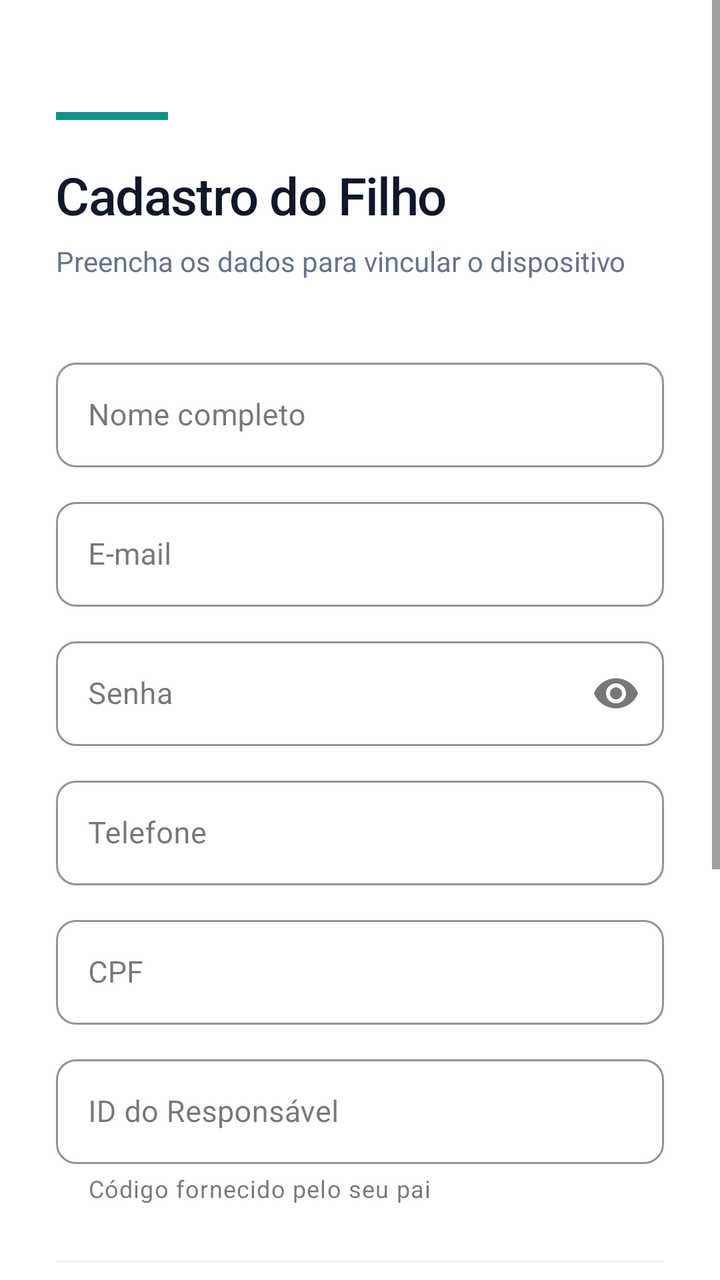
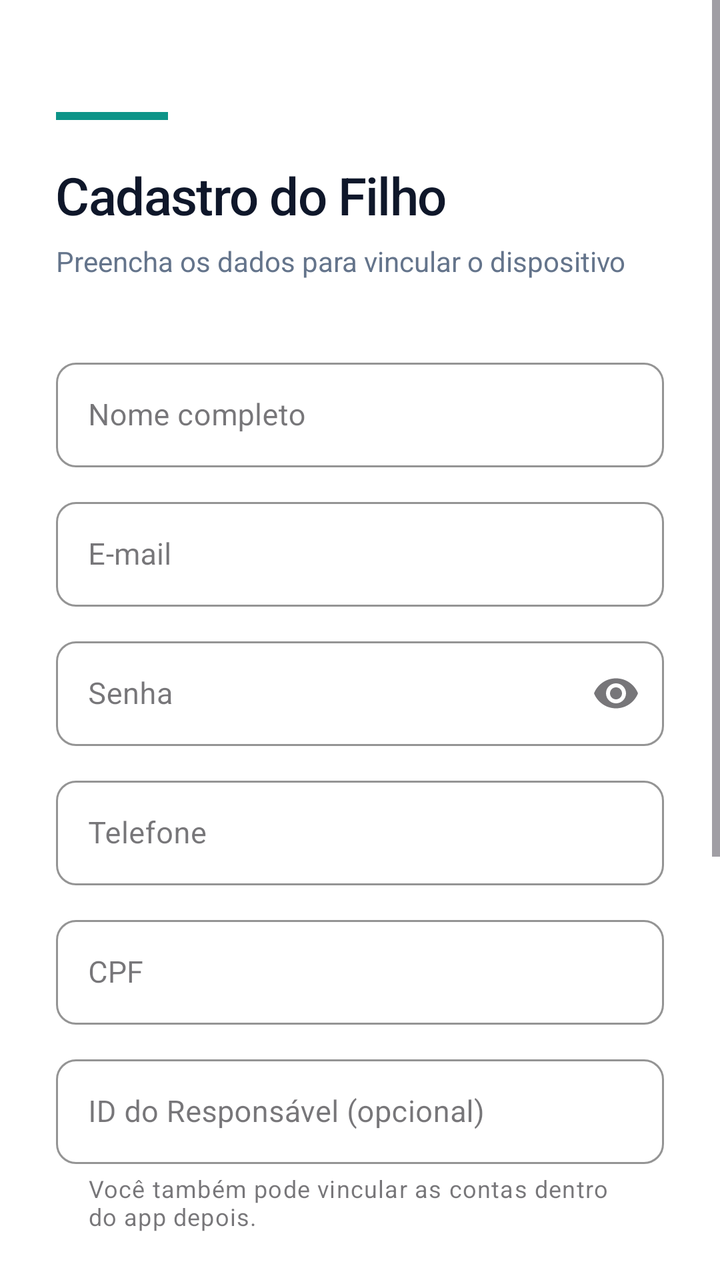

Compare the two renders of this Android layout. The source of the first and the diff that turns it into the second are given below.
<!-- AndroidManifest.xml: application theme Theme.Supervisionador -->
<!-- res/layout/activity_registro_filho.xml -->
<?xml version="1.0" encoding="utf-8"?>
<ScrollView xmlns:android="http://schemas.android.com/apk/res/android"
    xmlns:app="http://schemas.android.com/apk/res-auto"
    android:layout_width="match_parent"
    android:layout_height="match_parent"
    android:fillViewport="true"
    android:background="@color/white">

    <androidx.constraintlayout.widget.ConstraintLayout
        android:layout_width="match_parent"
        android:layout_height="wrap_content"
        android:paddingHorizontal="28dp"
        android:paddingTop="56dp"
        android:paddingBottom="40dp">

        <View
            android:id="@+id/viewAccent"
            android:layout_width="56dp"
            android:layout_height="4dp"
            android:background="@color/brand_teal"
            app:layout_constraintStart_toStartOf="parent"
            app:layout_constraintTop_toTopOf="parent" />

        <TextView
            android:id="@+id/lblCadastro"
            android:layout_width="0dp"
            android:layout_height="wrap_content"
            android:layout_marginTop="20dp"
            android:text="Cadastro do Filho"
            android:textColor="@color/slate_900"
            android:textSize="26sp"
            android:letterSpacing="-0.02"
            android:fontFamily="sans-serif-medium"
            app:layout_constraintEnd_toEndOf="parent"
            app:layout_constraintStart_toStartOf="parent"
            app:layout_constraintTop_toBottomOf="@id/viewAccent" />

        <TextView
            android:id="@+id/txtSubtitulo"
            android:layout_width="0dp"
            android:layout_height="wrap_content"
            android:layout_marginTop="6dp"
            android:text="Preencha os dados para vincular o dispositivo"
            android:textColor="@color/slate_500"
            android:textSize="14sp"
            app:layout_constraintEnd_toEndOf="parent"
            app:layout_constraintStart_toStartOf="parent"
            app:layout_constraintTop_toBottomOf="@id/lblCadastro" />

        <LinearLayout
            android:id="@+id/containerCampos"
            android:layout_width="0dp"
            android:layout_height="wrap_content"
            android:layout_marginTop="24dp"
            android:orientation="vertical"
            app:layout_constraintEnd_toEndOf="parent"
            app:layout_constraintStart_toStartOf="parent"
            app:layout_constraintTop_toBottomOf="@id/txtSubtitulo">

            <include
                android:id="@+id/layoutCamposComuns"
                layout="@layout/layout_campos_comuns_registro" />

            <com.google.android.material.textfield.TextInputLayout
                android:id="@+id/layoutIDResponsavel"
                style="@style/Widget.EagleEyes.TextInputLayout"
                android:layout_width="match_parent"
                android:layout_height="wrap_content"
                android:hint="ID do Responsável"
                app:helperText="Código fornecido pelo seu pai">
                <com.google.android.material.textfield.TextInputEditText
                    android:id="@+id/edtIDResponsavel"
                    style="@style/Widget.EagleEyes.TextInputEditText"
                    android:layout_width="match_parent"
                    android:layout_height="wrap_content"
                    android:inputType="text" />
            </com.google.android.material.textfield.TextInputLayout>
        </LinearLayout>

        <View
            android:id="@+id/dividerGenero"
            android:layout_width="0dp"
            android:layout_height="1dp"
            android:layout_marginTop="28dp"
            android:background="@color/slate_100"
            app:layout_constraintEnd_toEndOf="parent"
            app:layout_constraintStart_toStartOf="parent"
            app:layout_constraintTop_toBottomOf="@id/containerCampos" />

        <TextView
            android:id="@+id/lblGenero"
            android:layout_width="wrap_content"
            android:layout_height="wrap_content"
            android:layout_marginTop="20dp"
            android:text="Gênero"
            android:textColor="@color/slate_900"
            android:textSize="14sp"
            android:fontFamily="sans-serif-medium"
            app:layout_constraintStart_toStartOf="parent"
            app:layout_constraintTop_toBottomOf="@id/dividerGenero" />

        <RadioGroup
            android:id="@+id/rgGenero"
            android:layout_width="0dp"
            android:layout_height="wrap_content"
            android:layout_marginTop="10dp"
            android:orientation="horizontal"
            app:layout_constraintEnd_toEndOf="parent"
            app:layout_constraintStart_toStartOf="parent"
            app:layout_constraintTop_toBottomOf="@id/lblGenero">

            <RadioButton
                android:id="@+id/rbMasculino"
                android:layout_width="wrap_content"
                android:layout_height="wrap_content"
                android:text="Masculino" />

            <RadioButton
                android:id="@+id/rbFeminino"
                android:layout_width="wrap_content"
                android:layout_height="wrap_content"
                android:layout_marginStart="20dp"
                android:text="Feminino" />

            <RadioButton
                android:id="@+id/rbOutro"
                android:layout_width="wrap_content"
                android:layout_height="wrap_content"
                android:layout_marginStart="20dp"
                android:text="Outro" />
        </RadioGroup>

        <com.google.android.material.button.MaterialButton
            android:id="@+id/btnCadastrar"
            style="@style/Widget.EagleEyes.Button"
            android:layout_width="0dp"
            android:layout_height="54dp"
            android:layout_marginTop="36dp"
            android:backgroundTint="@color/brand_teal"
            android:text="Finalizar cadastro"
            app:layout_constraintEnd_toEndOf="parent"
            app:layout_constraintStart_toStartOf="parent"
            app:layout_constraintTop_toBottomOf="@id/rgGenero" />

        <com.google.android.material.button.MaterialButton
            android:id="@+id/btnVoltar"
            style="@style/Widget.MaterialComponents.Button.TextButton"
            android:layout_width="wrap_content"
            android:layout_height="wrap_content"
            android:layout_marginTop="12dp"
            android:layout_marginBottom="24dp"
            android:text="Voltar"
            android:textAllCaps="false"
            android:textColor="@color/slate_400"
            android:textSize="14sp"
            app:layout_constraintBottom_toBottomOf="parent"
            app:layout_constraintEnd_toEndOf="parent"
            app:layout_constraintStart_toStartOf="parent"
            app:layout_constraintTop_toBottomOf="@id/btnCadastrar" />

        <ProgressBar
            android:id="@+id/progressBar"
            android:layout_width="wrap_content"
            android:layout_height="wrap_content"
            android:visibility="gone"
            app:layout_constraintBottom_toBottomOf="parent"
            app:layout_constraintEnd_toEndOf="parent"
            app:layout_constraintStart_toStartOf="parent"
            app:layout_constraintTop_toTopOf="parent" />

    </androidx.constraintlayout.widget.ConstraintLayout>
</ScrollView>
<!-- res/layout/layout_campos_comuns_registro.xml (included above) -->
<?xml version="1.0" encoding="utf-8"?>
<LinearLayout xmlns:android="http://schemas.android.com/apk/res/android"
    xmlns:app="http://schemas.android.com/apk/res-auto"
    android:layout_width="match_parent"
    android:layout_height="wrap_content"
    android:orientation="vertical">

    <com.google.android.material.textfield.TextInputLayout
        android:id="@+id/layoutNome"
        style="@style/Widget.EagleEyes.TextInputLayout"
        android:layout_width="match_parent"
        android:layout_height="wrap_content"
        android:hint="Nome completo">

        <com.google.android.material.textfield.TextInputEditText
            android:id="@+id/edtNome"
            style="@style/Widget.EagleEyes.TextInputEditText"
            android:layout_width="match_parent"
            android:layout_height="wrap_content"
            android:inputType="textPersonName" />
    </com.google.android.material.textfield.TextInputLayout>

    <com.google.android.material.textfield.TextInputLayout
        android:id="@+id/layoutEmail"
        style="@style/Widget.EagleEyes.TextInputLayout"
        android:layout_width="match_parent"
        android:layout_height="wrap_content"
        android:hint="E-mail">

        <com.google.android.material.textfield.TextInputEditText
            android:id="@+id/edtEmail"
            style="@style/Widget.EagleEyes.TextInputEditText"
            android:layout_width="match_parent"
            android:layout_height="wrap_content"
            android:inputType="textEmailAddress" />
    </com.google.android.material.textfield.TextInputLayout>

    <com.google.android.material.textfield.TextInputLayout
        android:id="@+id/layoutSenha"
        style="@style/Widget.EagleEyes.TextInputLayout"
        android:layout_width="match_parent"
        android:layout_height="wrap_content"
        android:hint="Senha"
        app:endIconMode="password_toggle">

        <com.google.android.material.textfield.TextInputEditText
            android:id="@+id/edtSenha"
            style="@style/Widget.EagleEyes.TextInputEditText"
            android:layout_width="match_parent"
            android:layout_height="wrap_content"
            android:inputType="textPassword" />
    </com.google.android.material.textfield.TextInputLayout>

    <com.google.android.material.textfield.TextInputLayout
        android:id="@+id/layoutTelefone"
        style="@style/Widget.EagleEyes.TextInputLayout"
        android:layout_width="match_parent"
        android:layout_height="wrap_content"
        android:hint="Telefone">

        <com.google.android.material.textfield.TextInputEditText
            android:id="@+id/edtTelefone"
            style="@style/Widget.EagleEyes.TextInputEditText"
            android:layout_width="match_parent"
            android:layout_height="wrap_content"
            android:inputType="phone" />
    </com.google.android.material.textfield.TextInputLayout>

    <com.google.android.material.textfield.TextInputLayout
        android:id="@+id/layoutCPF"
        style="@style/Widget.EagleEyes.TextInputLayout"
        android:layout_width="match_parent"
        android:layout_height="wrap_content"
        android:hint="CPF">

        <com.google.android.material.textfield.TextInputEditText
            android:id="@+id/edtCPF"
            style="@style/Widget.EagleEyes.TextInputEditText"
            android:layout_width="match_parent"
            android:layout_height="wrap_content"
            android:inputType="number" />
    </com.google.android.material.textfield.TextInputLayout>

</LinearLayout>
<!-- resources referenced by this layout -->
<resources>
  <color name="brand_teal">#0D9488</color>
  <color name="slate_100">#F1F5F9</color>
  <color name="slate_400">#94A3B8</color>
  <color name="slate_500">#64748B</color>
  <color name="slate_900">#0F172A</color>
  <color name="white">#FFFFFFFF</color>
  <style name="Widget.EagleEyes.Button" parent="Widget.MaterialComponents.Button">
          <item name="android:insetTop">0dp</item>
          <item name="android:insetBottom">0dp</item>
          <item name="android:textAllCaps">false</item>
          <item name="cornerRadius">10dp</item>
          <item name="android:fontFamily">sans-serif-medium</item>
      </style>
  <style name="Widget.EagleEyes.TextInputEditText" parent="Widget.MaterialComponents.TextInputEditText.OutlinedBox">
          <item name="android:padding">16dp</item>
          <item name="android:textColor">@color/slate_900</item>
          <item name="android:textSize">15sp</item>
      </style>
  <style name="Widget.EagleEyes.TextInputLayout" parent="Widget.MaterialComponents.TextInputLayout.OutlinedBox">
          <item name="boxCornerRadiusTopStart">10dp</item>
          <item name="boxCornerRadiusTopEnd">10dp</item>
          <item name="boxCornerRadiusBottomStart">10dp</item>
          <item name="boxCornerRadiusBottomEnd">10dp</item>
          <item name="boxStrokeColor">@color/slate_300</item>
          <item name="boxStrokeWidth">1dp</item>
          <item name="hintTextColor">@color/slate_500</item>
          <item name="android:layout_marginTop">12dp</item>
      </style>
  <style name="Theme.Supervisionador" parent="Base.Theme.Supervisionador" />
  <color name="slate_300">#CBD5E1</color>
  <style name="Base.Theme.Supervisionador" parent="Theme.Material3.DayNight.NoActionBar">
          
          <item name="colorPrimary">@color/brand_blue</item>
          <item name="android:statusBarColor">@color/white</item>
          <item name="android:windowLightStatusBar">true</item>
      </style>
  <color name="brand_blue">#1A56DB</color>
</resources>

<!-- the commit's change to res/layout/activity_registro_filho.xml (unified diff, before → after) -->
@@ -66,8 +66,8 @@
                 style="@style/Widget.EagleEyes.TextInputLayout"
                 android:layout_width="match_parent"
                 android:layout_height="wrap_content"
-                android:hint="ID do Responsável"
-                app:helperText="Código fornecido pelo seu pai">
+                android:hint="ID do Responsável (opcional)"
+                app:helperText="Você também pode vincular as contas dentro do app depois.">
                 <com.google.android.material.textfield.TextInputEditText
                     android:id="@+id/edtIDResponsavel"
                     style="@style/Widget.EagleEyes.TextInputEditText"
